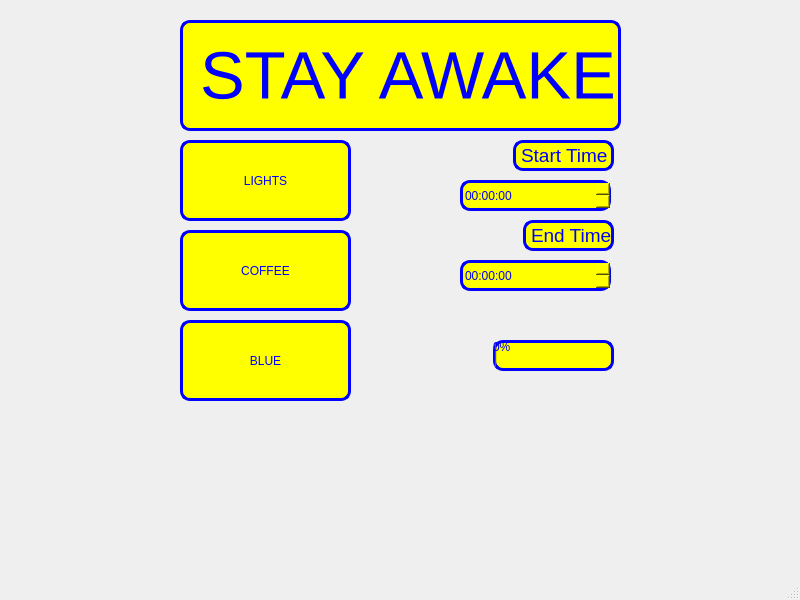
This is mainwindow.ui in JMielbrecht-Class-Projects/All-Night-Inator_Team-LeMorse as Qt 5 draws it before an edit. The edited form follows.
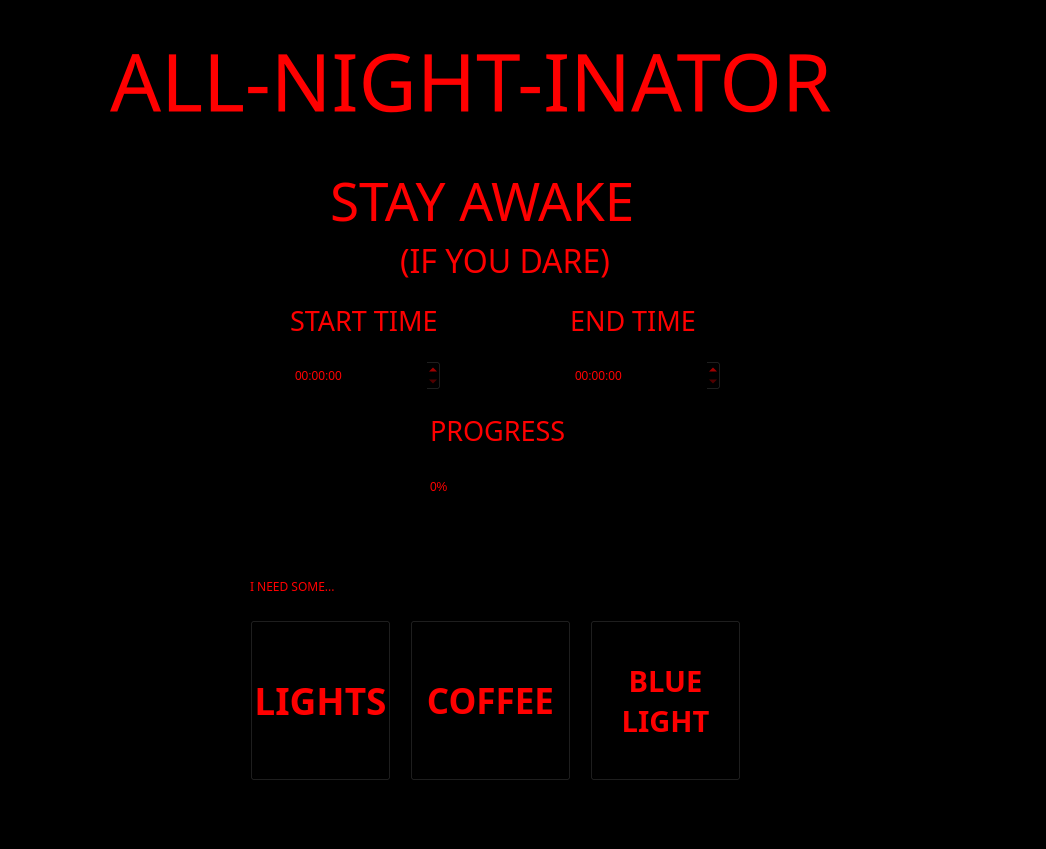
This is the edited form. Icons and pictures are not drawn.

Commit message: UI done and blue light works

Patch:
```diff
--- a/mainwindow.ui
+++ b/mainwindow.ui
@@ -6,38 +6,35 @@
    <rect>
     <x>0</x>
     <y>0</y>
-    <width>800</width>
-    <height>600</height>
+    <width>1046</width>
+    <height>849</height>
    </rect>
   </property>
   <property name="windowTitle">
    <string>MainWindow</string>
   </property>
+  <property name="styleSheet">
+   <string notr="true">background-color: rgb(0, 0, 0);</string>
+  </property>
   <widget class="QWidget" name="centralwidget">
    <widget class="QLabel" name="motto">
     <property name="geometry">
      <rect>
-      <x>180</x>
-      <y>20</y>
-      <width>441</width>
-      <height>111</height>
+      <x>330</x>
+      <y>170</y>
+      <width>391</width>
+      <height>61</height>
      </rect>
     </property>
     <property name="font">
      <font>
-      <pointsize>50</pointsize>
+      <family>Viner Hand ITC</family>
+      <pointsize>40</pointsize>
      </font>
     </property>
     <property name="styleSheet">
      <string notr="true">QLabel {
-	border-color: rgb(0, 0, 255);
-  color: rgb(0, 0, 255);
-  background-color: rgb(255, 255, 0);
-  border-width: 3px;
-  border-style: solid;
-  border-radius:10px;
-  margin:0px;
-  padding:0px;
+	color: rgb(255, 0, 0)
 }</string>
     </property>
     <property name="text">
@@ -47,21 +44,26 @@
    <widget class="QPushButton" name="coffeeButton">
     <property name="geometry">
      <rect>
-      <x>180</x>
-      <y>230</y>
-      <width>171</width>
-      <height>81</height>
+      <x>410</x>
+      <y>620</y>
+      <width>161</width>
+      <height>161</height>
      </rect>
     </property>
+    <property name="font">
+     <font>
+      <family>Viner Hand ITC</family>
+      <pointsize>26</pointsize>
+      <weight>75</weight>
+      <bold>true</bold>
+     </font>
+    </property>
     <property name="styleSheet">
      <string notr="true">QPushButton {
-  color: rgb(0, 0, 255);
-  background-color: rgb(255, 255, 0);
-  border-width: 3px;
-  border-style: solid;
-  border-radius:10px;
-  margin:0px;
-  padding:0px;
+	
+	background-color: rgb(0, 0, 0);
+	image: url(:/Images/CoffeePot.jpg);
+ 	color: rgb(255, 0, 0);
 }</string>
     </property>
     <property name="text">
@@ -71,21 +73,28 @@
    <widget class="QPushButton" name="lightButton">
     <property name="geometry">
      <rect>
-      <x>180</x>
-      <y>140</y>
-      <width>171</width>
-      <height>81</height>
+      <x>250</x>
+      <y>620</y>
+      <width>141</width>
+      <height>161</height>
      </rect>
     </property>
+    <property name="font">
+     <font>
+      <family>Viner Hand ITC</family>
+      <pointsize>28</pointsize>
+      <weight>75</weight>
+      <bold>true</bold>
+      <underline>false</underline>
+      <strikeout>false</strikeout>
+     </font>
+    </property>
     <property name="styleSheet">
      <string notr="true">QPushButton {
-  color: rgb(0, 0, 255);
-  background-color: rgb(255, 255, 0);
-  border-width: 3px;
-  border-style: solid;
-  border-radius:10px;
-  margin:0px;
-  padding:0px;
+	
+	background-color: rgb(0, 0, 0);
+	image: url(:/Images/Light.jpg);
+	color: rgb(255, 0, 0);
 }</string>
     </property>
     <property name="text">
@@ -95,106 +104,97 @@
    <widget class="QPushButton" name="blueButton">
     <property name="geometry">
      <rect>
-      <x>180</x>
-      <y>320</y>
-      <width>171</width>
-      <height>81</height>
+      <x>590</x>
+      <y>620</y>
+      <width>151</width>
+      <height>161</height>
      </rect>
     </property>
+    <property name="font">
+     <font>
+      <family>Viner Hand ITC</family>
+      <pointsize>22</pointsize>
+      <weight>75</weight>
+      <bold>true</bold>
+     </font>
+    </property>
     <property name="styleSheet">
      <string notr="true">QPushButton {
-  color: rgb(0, 0, 255);
-  background-color: rgb(255, 255, 0);
-  border-width: 3px;
-  border-style: solid;
-  border-radius:10px;
-  margin:0px;
-  padding:0px;
+	
+	
+	background-color: rgb(0, 0, 0);
+	image: url(:/Images/BlueLight.jpg);
+  	color: rgb(255, 0, 0);
 }</string>
     </property>
     <property name="text">
-     <string>BLUE</string>
+     <string>BLUE 
+LIGHT</string>
     </property>
    </widget>
    <widget class="QLabel" name="label_start">
     <property name="geometry">
      <rect>
-      <x>513</x>
-      <y>140</y>
-      <width>101</width>
-      <height>31</height>
+      <x>290</x>
+      <y>300</y>
+      <width>171</width>
+      <height>41</height>
      </rect>
     </property>
     <property name="font">
      <font>
-      <pointsize>14</pointsize>
+      <family>Viner Hand ITC</family>
+      <pointsize>20</pointsize>
      </font>
     </property>
     <property name="styleSheet">
      <string notr="true">QLabel {
-	border-color: rgb(0, 0, 255);
-  color: rgb(0, 0, 255);
-  background-color: rgb(255, 255, 0);
-  border-width: 3px;
-  border-style: solid;
-  border-radius:10px;
-  margin:0px;
-  padding:0px;
+	color: rgb(255, 0, 0);
 }</string>
     </property>
     <property name="text">
-     <string>Start Time</string>
+     <string>START TIME</string>
     </property>
    </widget>
    <widget class="QLabel" name="labe_end">
     <property name="geometry">
      <rect>
-      <x>523</x>
-      <y>220</y>
-      <width>91</width>
-      <height>31</height>
+      <x>570</x>
+      <y>300</y>
+      <width>151</width>
+      <height>41</height>
      </rect>
     </property>
     <property name="font">
      <font>
-      <pointsize>14</pointsize>
+      <family>Viner Hand ITC</family>
+      <pointsize>20</pointsize>
      </font>
     </property>
     <property name="styleSheet">
      <string notr="true">QLabel {
-	border-color: rgb(0, 0, 255);
-  color: rgb(0, 0, 255);
-  background-color: rgb(255, 255, 0);
-  border-width: 3px;
-  border-style: solid;
-  border-radius:10px;
-  margin:0px;
-  padding:0px;
+	color: rgb(255, 0, 0);
 }</string>
     </property>
     <property name="text">
-     <string>End Time</string>
+     <string>END TIME</string>
     </property>
    </widget>
    <widget class="QProgressBar" name="timeToEnd">
     <property name="geometry">
      <rect>
-      <x>493</x>
-      <y>340</y>
-      <width>121</width>
+      <x>430</x>
+      <y>480</y>
+      <width>141</width>
       <height>31</height>
      </rect>
     </property>
     <property name="styleSheet">
      <string notr="true">QProgressBar {
-	border-color: rgb(0, 0, 255);
-  color: rgb(0, 0, 255);
-  background-color: rgb(255, 255, 0);
-  border-width: 3px;
-  border-style: solid;
-  border-radius:10px;
-  margin:0px;
-  padding:0px;
+	alternate-background-color: rgb(255, 0, 0);
+	color: rgb(255, 0, 0);
+	background-color: rgb(0, 0, 0);
+	border-color: rgb(255, 255, 255);
 }</string>
     </property>
     <property name="value">
@@ -204,47 +204,126 @@
    <widget class="QTimeEdit" name="startTime">
     <property name="geometry">
      <rect>
-      <x>460</x>
-      <y>180</y>
+      <x>290</x>
+      <y>360</y>
       <width>151</width>
       <height>31</height>
      </rect>
     </property>
     <property name="styleSheet">
      <string notr="true">QTimeEdit {
-	border-color: rgb(0, 0, 255);
-  color: rgb(0, 0, 255);
-  background-color: rgb(255, 255, 0);
-  border-width: 3px;
-  border-style: solid;
-  border-radius:10px;
-  margin:0px;
-  padding:0px;
+	color: rgb(255, 0, 0);
+	background-color: rgb(0, 0, 0);
 }</string>
     </property>
    </widget>
    <widget class="QTimeEdit" name="endTime">
     <property name="geometry">
      <rect>
-      <x>460</x>
-      <y>260</y>
+      <x>570</x>
+      <y>360</y>
       <width>151</width>
       <height>31</height>
      </rect>
     </property>
     <property name="styleSheet">
      <string notr="true">QTimeEdit {
-	border-color: rgb(0, 0, 255);
-  color: rgb(0, 0, 255);
-  background-color: rgb(255, 255, 0);
-  border-width: 3px;
-  border-style: solid;
-  border-radius:10px;
-  margin:0px;
-  padding:0px;
+	color: rgb(255, 0, 0);
+	background-color: rgb(0, 0, 0);
 }</string>
     </property>
    </widget>
+   <widget class="QLabel" name="title">
+    <property name="geometry">
+     <rect>
+      <x>110</x>
+      <y>10</y>
+      <width>811</width>
+      <height>141</height>
+     </rect>
+    </property>
+    <property name="font">
+     <font>
+      <family>Viner Hand ITC</family>
+      <pointsize>60</pointsize>
+     </font>
+    </property>
+    <property name="styleSheet">
+     <string notr="true">color: rgb(255, 0, 0);</string>
+    </property>
+    <property name="text">
+     <string>ALL-NIGHT-INATOR</string>
+    </property>
+   </widget>
+   <widget class="QLabel" name="dare">
+    <property name="geometry">
+     <rect>
+      <x>400</x>
+      <y>240</y>
+      <width>231</width>
+      <height>41</height>
+     </rect>
+    </property>
+    <property name="font">
+     <font>
+      <family>Viner Hand ITC</family>
+      <pointsize>24</pointsize>
+     </font>
+    </property>
+    <property name="styleSheet">
+     <string notr="true">QLabel {
+	color: rgb(255, 0, 0)
+}</string>
+    </property>
+    <property name="text">
+     <string>(IF YOU DARE)</string>
+    </property>
+   </widget>
+   <widget class="QLabel" name="prompt">
+    <property name="geometry">
+     <rect>
+      <x>250</x>
+      <y>570</y>
+      <width>221</width>
+      <height>33</height>
+     </rect>
+    </property>
+    <property name="font">
+     <font>
+      <family>Viner Hand ITC</family>
+     </font>
+    </property>
+    <property name="styleSheet">
+     <string notr="true">color: rgb(255, 0, 0);</string>
+    </property>
+    <property name="text">
+     <string>I NEED SOME...</string>
+    </property>
+   </widget>
+   <widget class="QLabel" name="label_start_2">
+    <property name="geometry">
+     <rect>
+      <x>430</x>
+      <y>410</y>
+      <width>141</width>
+      <height>41</height>
+     </rect>
+    </property>
+    <property name="font">
+     <font>
+      <family>Viner Hand ITC</family>
+      <pointsize>20</pointsize>
+     </font>
+    </property>
+    <property name="styleSheet">
+     <string notr="true">QLabel {
+	color: rgb(255, 0, 0);
+}</string>
+    </property>
+    <property name="text">
+     <string>PROGRESS</string>
+    </property>
+   </widget>
   </widget>
   <widget class="QMenuBar" name="menubar">
    <property name="geometry">
```
Left out of the diff: 2 changed lines with no effect on the pictures. The commit also changes 11 other files.
